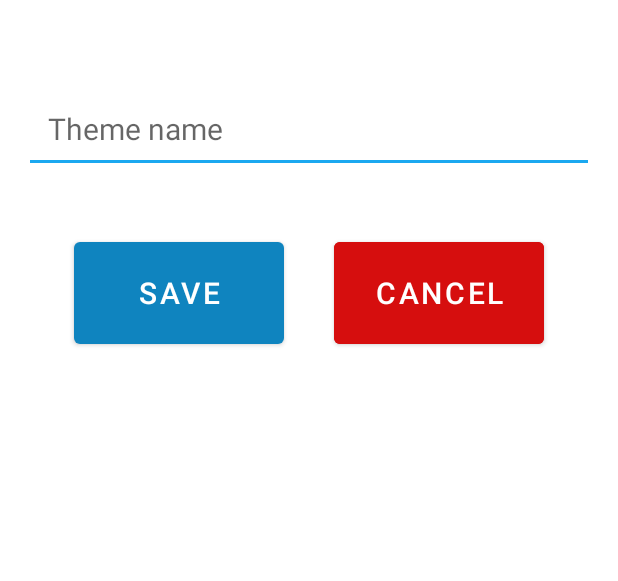
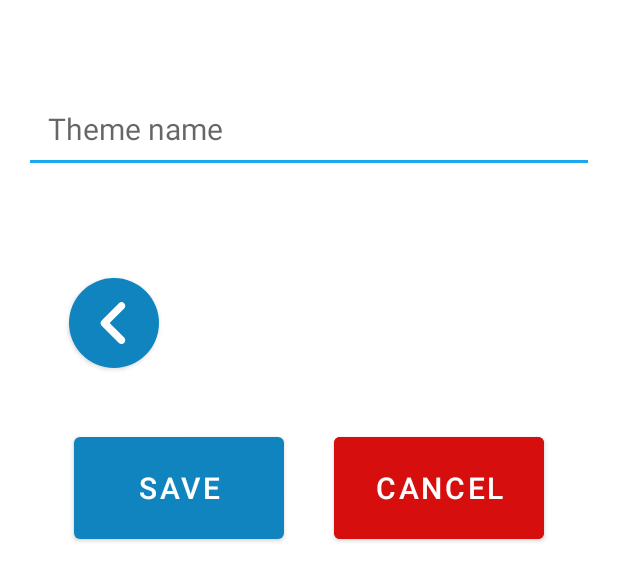
Before and after one commit to natalia-mus/ShoppingList, an Android app: the layout activity_create_theme_last_step.xml on its own in the app's theme, with its tools: preview values and no code run, on a phone screen of 412 x 824 dp. Shown: the top 581 px of the screen. Run offline under Robolectric (Android 15) with nearby library versions, the phone set to English and light mode, and no system bars.

Commit message:
Previous step in theme creator - SAVE

```diff
--- /dev/null
+++ b/app/src/main/res/drawable/ic_previous.xml
@@ -0,0 +1,5 @@
+<vector android:autoMirrored="true" android:height="24dp"
+    android:tint="#FFFFFF" android:viewportHeight="24"
+    android:viewportWidth="24" android:width="24dp" xmlns:android="http://schemas.android.com/apk/res/android">
+    <path android:fillColor="@android:color/white" android:pathData="M14.71,15.88L10.83,12l3.88,-3.88c0.39,-0.39 0.39,-1.02 0,-1.41 -0.39,-0.39 -1.02,-0.39 -1.41,0L8.71,11.3c-0.39,0.39 -0.39,1.02 0,1.41l4.59,4.59c0.39,0.39 1.02,0.39 1.41,0 0.38,-0.39 0.39,-1.03 0,-1.42z"/>
+</vector>
--- a/app/src/main/res/layout/activity_create_theme_last_step.xml
+++ b/app/src/main/res/layout/activity_create_theme_last_step.xml
@@ -19,6 +19,17 @@
             android:textSize="20sp"
             app:layout_constraintTop_toTopOf="parent" />
 
+        <Button
+            android:id="@+id/create_theme_previous"
+            android:layout_width="60dp"
+            android:layout_height="60dp"
+            android:layout_marginStart="30dp"
+            android:layout_marginTop="70dp"
+            android:background="@drawable/button_round_background"
+            android:foreground="@drawable/ic_previous"
+            app:layout_constraintStart_toStartOf="parent"
+            app:layout_constraintTop_toBottomOf="@id/create_theme_name" />
+
         <include
             android:id="@+id/buttons_section"
             layout="@layout/buttons_section"
@@ -26,7 +37,7 @@
             android:layout_height="@dimen/buttons_section_height"
             android:layout_marginTop="30dp"
             app:layout_constraintBottom_toBottomOf="parent"
-            app:layout_constraintTop_toBottomOf="@id/create_theme_name" />
+            app:layout_constraintTop_toBottomOf="@id/create_theme_previous" />
 
     </androidx.constraintlayout.widget.ConstraintLayout>
 
```
Also changed, not shown: app/src/main/java/com/example/shoppinglist/view/CreateThemeActivity.kt (+100 -66 lines), app/src/main/res/layout/activity_create_theme_second_step.xml (+11 -0 lines).
